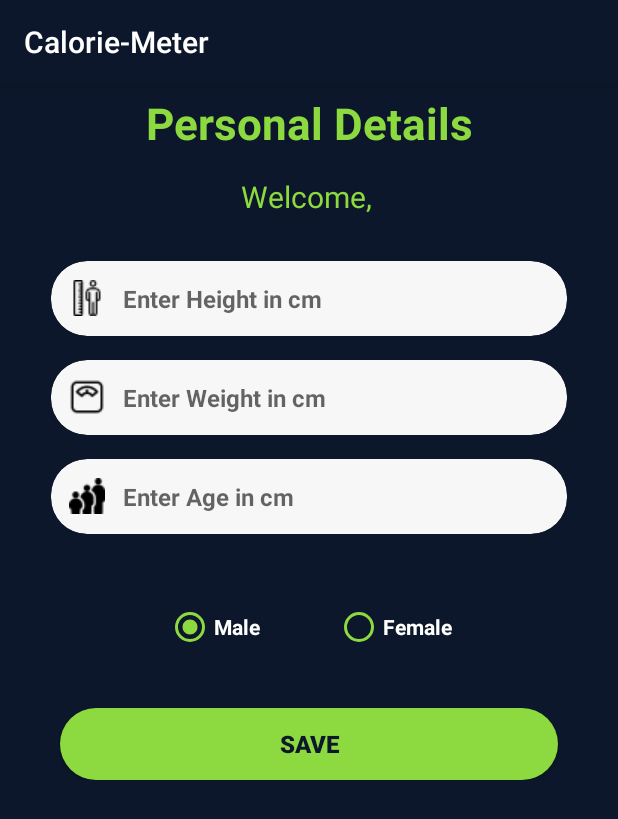
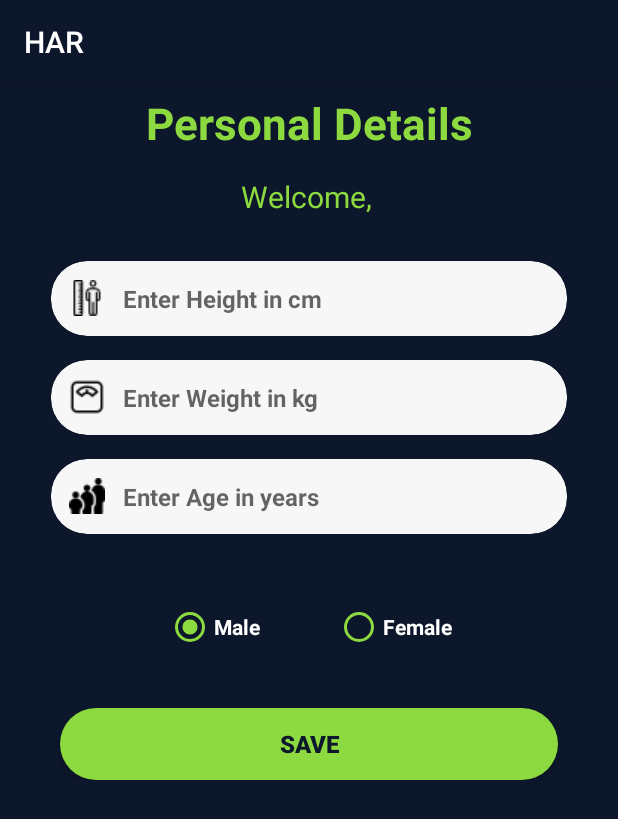
Before and after one commit to prateiku/AndroidActivityTracker, an Android app: the screen it shows after launch once a user with an empty profile is signed in (ProfileActivity), on a phone screen of 412 x 824 dp. Shown: the top 819 px of the screen. Run offline under Robolectric (Android 15) with nearby library versions, the phone set to English and light mode, and no system bars; our stand-ins replace Firebase (no records; nobody signed in at launch, a user with empty details on screens opened directly); libraries missing offline, so code that uses them is left out: org.tensorflow.contrib; 1 statement that could not run was skipped.

Commit message:
Aesthetic changes and bugfixes.

```diff
--- a/app/src/main/java/dspanah/sensor_based_har/HARClassifier.java
+++ b/app/src/main/java/dspanah/sensor_based_har/HARClassifier.java
@@ -10,7 +10,7 @@ public class HARClassifier {
         System.loadLibrary("tensorflow_inference");
     }
 
-    private TensorFlowInferenceInterface inferenceInterface;
+    private final TensorFlowInferenceInterface inferenceInterface;
     private static final String MODEL_FILE = "file:///android_asset/frozen_HAR.pb";
     private static final String INPUT_NODE = "LSTM_1_input";
     private static final String[] OUTPUT_NODES = {"Dense_2/Softmax"};
--- a/app/src/main/java/dspanah/sensor_based_har/MainActivity.java
+++ b/app/src/main/java/dspanah/sensor_based_har/MainActivity.java
@@ -22,6 +22,7 @@ import com.google.firebase.auth.FirebaseAuth;
 import com.google.firebase.auth.FirebaseUser;
 
 import java.math.BigDecimal;
+import java.math.RoundingMode;
 import java.util.ArrayList;
 import java.util.List;
 import java.util.Locale;
@@ -76,12 +77,13 @@ public class MainActivity extends AppCompatActivity implements SensorEventListen
     private float[] results;
     private HARClassifier classifier;
 
-    private String[] labels = {"Biking", "Downstairs", "Jogging", "Sitting", "Standing", "Upstairs", "Walking"};
+    private final String[] labels = {"Biking", "Downstairs", "Jogging", "Sitting", "Standing", "Upstairs", "Walking"};
     private long[]  arrytimer ={0,0,0,0,0,0,0};
     long starttime , endtime ;
     Boolean onoff = false;
     int  lastidx = -1 ;
     ImageButton startbtn;
+    private int bg_color = R.color.colorTransparent;
     @Override
     protected void onCreate(Bundle savedInstanceState) {
         super.onCreate(savedInstanceState);
@@ -92,21 +94,21 @@ public class MainActivity extends AppCompatActivity implements SensorEventListen
         gx = new ArrayList<>(); gy = new ArrayList<>(); gz = new ArrayList<>();
         ma = new ArrayList<>(); ml = new ArrayList<>(); mg = new ArrayList<>();
 
-        bikingTextView = (TextView) findViewById(R.id.biking_prob);
-        downstairsTextView = (TextView) findViewById(R.id.downstairs_prob);
-        joggingTextView = (TextView) findViewById(R.id.jogging_prob);
-        sittingTextView = (TextView) findViewById(R.id.sitting_prob);
-        standingTextView = (TextView) findViewById(R.id.standing_prob);
-        upstairsTextView = (TextView) findViewById(R.id.upstairs_prob);
-        walkingTextView = (TextView) findViewById(R.id.walking_prob);
+        bikingTextView = findViewById(R.id.biking_prob);
+        downstairsTextView = findViewById(R.id.downstairs_prob);
+        joggingTextView = findViewById(R.id.jogging_prob);
+        sittingTextView = findViewById(R.id.sitting_prob);
+        standingTextView = findViewById(R.id.standing_prob);
+        upstairsTextView = findViewById(R.id.upstairs_prob);
+        walkingTextView = findViewById(R.id.walking_prob);
 
-        bikingTableRow = (TableRow) findViewById(R.id.biking_row);
-        downstairsTableRow = (TableRow) findViewById(R.id.downstairs_row);
-        joggingTableRow = (TableRow) findViewById(R.id.jogging_row);
-        sittingTableRow = (TableRow) findViewById(R.id.sitting_row);
-        standingTableRow = (TableRow) findViewById(R.id.standing_row);
-        upstairsTableRow = (TableRow) findViewById(R.id.upstairs_row);
-        walkingTableRow = (TableRow) findViewById(R.id.walking_row);
+        bikingTableRow = findViewById(R.id.biking_row);
+        downstairsTableRow = findViewById(R.id.downstairs_row);
+        joggingTableRow = findViewById(R.id.jogging_row);
+        sittingTableRow = findViewById(R.id.sitting_row);
+        standingTableRow = findViewById(R.id.standing_row);
+        upstairsTableRow = findViewById(R.id.upstairs_row);
+        walkingTableRow = findViewById(R.id.walking_row);
 
         startbtn = findViewById(R.id.starttime_id);
         mSensorManager = (SensorManager) getSystemService(Context.SENSOR_SERVICE);
@@ -124,9 +126,7 @@ public class MainActivity extends AppCompatActivity implements SensorEventListen
 
         textToSpeech = new TextToSpeech(this, this);
         textToSpeech.setLanguage(Locale.US);
-        startbtn.setOnClickListener(new View.OnClickListener() {
-            @Override
-            public void onClick(View view) {
+        startbtn.setOnClickListener(view -> {
             if(onoff)
             {
                 startbtn.setImageDrawable(
@@ -140,14 +140,13 @@ public class MainActivity extends AppCompatActivity implements SensorEventListen
                 intent.setFlags(Intent.FLAG_ACTIVITY_NEW_TASK | Intent.FLAG_ACTIVITY_CLEAR_TASK);
                 startActivity(intent);
 
-                }else
-                    {
+            }else{
+                bg_color = R.color.colorBlue;
                 startbtn.setImageDrawable(
                         ContextCompat.getDrawable(getApplicationContext(), R.drawable.stop));
                 onoff = true;
                 starttime = System.currentTimeMillis();
               //  Toast.makeText(MainActivity.this, ""+starttime/1000, Toast.LENGTH_SHORT).show();
-                }
             }
         });
     }
@@ -272,7 +271,7 @@ public class MainActivity extends AppCompatActivity implements SensorEventListen
             }
 
             setProbabilities();
-            setRowsColor(idx);
+            setRowsColor(idx, bg_color);
 
             ax.clear(); ay.clear(); az.clear();
             lx.clear(); ly.clear(); lz.clear();
@@ -291,7 +290,7 @@ public class MainActivity extends AppCompatActivity implements SensorEventListen
         walkingTextView.setText(Float.toString(round(results[6], 2)));
     }
 
-    private void setRowsColor(int idx) {
+    private void setRowsColor(int idx, int bg_color) {
 
         bikingTableRow.setBackgroundColor(ResourcesCompat.getColor(getResources(), R.color.colorTransparent, null));
         downstairsTableRow.setBackgroundColor(ResourcesCompat.getColor(getResources(), R.color.colorTransparent, null));
@@ -308,7 +307,7 @@ public class MainActivity extends AppCompatActivity implements SensorEventListen
                lastidx = idx;
             }
 
-            bikingTableRow.setBackgroundColor(ResourcesCompat.getColor(getResources(), R.color.colorBlue, null));
+            bikingTableRow.setBackgroundColor(ResourcesCompat.getColor(getResources(), bg_color, null));
 
         }
             //bikingTextView.setBackgroundColor(Color.parseColor("#33B5E5"));
@@ -317,7 +316,7 @@ public class MainActivity extends AppCompatActivity implements SensorEventListen
                 arraytimesetup();
                 lastidx = idx;
             }
-            downstairsTableRow.setBackgroundColor(ResourcesCompat.getColor(getResources(), R.color.colorBlue, null));
+            downstairsTableRow.setBackgroundColor(ResourcesCompat.getColor(getResources(), bg_color, null));
 
         }
         else if (idx == 2){
@@ -325,14 +324,14 @@ public class MainActivity extends AppCompatActivity implements SensorEventListen
                 arraytimesetup();
                 lastidx = idx;
             }
-            joggingTableRow.setBackgroundColor(ResourcesCompat.getColor(getResources(), R.color.colorBlue, null));
+            joggingTableRow.setBackgroundColor(ResourcesCompat.getColor(getResources(), bg_color, null));
         }
         else if (idx == 3){
             if(idx!=lastidx){
                 arraytimesetup();
                 lastidx = idx;
             }
-            sittingTableRow.setBackgroundColor(ResourcesCompat.getColor(getResources(), R.color.colorBlue, null));
+            sittingTableRow.setBackgroundColor(ResourcesCompat.getColor(getResources(), bg_color, null));
 
         }
         else if (idx == 4)
@@ -341,7 +340,7 @@ public class MainActivity extends AppCompatActivity implements SensorEventListen
                 arraytimesetup();
                 lastidx = idx;
             }
-            standingTableRow.setBackgroundColor(ResourcesCompat.getColor(getResources(), R.color.colorBlue, null));
+            standingTableRow.setBackgroundColor(ResourcesCompat.getColor(getResources(), bg_color, null));
 
         }
         else if (idx == 5)
@@ -350,7 +349,7 @@ public class MainActivity extends AppCompatActivity implements SensorEventListen
                 arraytimesetup();
                 lastidx = idx;
             }
-            upstairsTableRow.setBackgroundColor(ResourcesCompat.getColor(getResources(), R.color.colorBlue, null));
+            upstairsTableRow.setBackgroundColor(ResourcesCompat.getColor(getResources(), bg_color, null));
 
         }
         else if (idx == 6)
@@ -359,7 +358,7 @@ public class MainActivity extends AppCompatActivity implements SensorEventListen
                 arraytimesetup();
                 lastidx = idx;
             }
-            walkingTableRow.setBackgroundColor(ResourcesCompat.getColor(getResources(), R.color.colorBlue, null));
+            walkingTableRow.setBackgroundColor(ResourcesCompat.getColor(getResources(), bg_color, null));
 
         }
     }
@@ -388,7 +387,7 @@ public class MainActivity extends AppCompatActivity implements SensorEventListen
 
     private static float round(float d, int decimalPlace) {
         BigDecimal bd = new BigDecimal(Float.toString(d));
-        bd = bd.setScale(decimalPlace, BigDecimal.ROUND_HALF_UP);
+        bd = bd.setScale(decimalPlace, RoundingMode.HALF_UP);
         return bd.floatValue();
     }
 
--- a/app/src/main/java/dspanah/sensor_based_har/ProfileActivity.java
+++ b/app/src/main/java/dspanah/sensor_based_har/ProfileActivity.java
@@ -35,6 +35,7 @@ import com.google.firebase.firestore.QueryDocumentSnapshot;
 import com.google.firebase.firestore.QuerySnapshot;
 
 import java.text.SimpleDateFormat;
+import java.util.Calendar;
 import java.util.Date;
 import java.util.Objects;
 
@@ -59,11 +60,12 @@ public class ProfileActivity extends AppCompatActivity {
         femalebtn = findViewById(R.id.femaleradiobtnid);
         savebtn = findViewById(R.id.savebtnid);
         welcome_text = findViewById(R.id.user_name_welcome);
-        String welcome_str = "Welcome, " + Objects.requireNonNull(FirebaseAuth.getInstance().getCurrentUser()).getDisplayName();
+        FirebaseUser user = FirebaseAuth.getInstance().getCurrentUser();
+        assert user != null;
+        final String u_name = user.getDisplayName();
+        String welcome_str = "Welcome, " + u_name;
         welcome_text.setText(welcome_str);
-        savebtn.setOnClickListener(new View.OnClickListener() {
-            @Override
-            public void onClick(View view) {
+        savebtn.setOnClickListener(view -> {
             db = FirebaseFirestore.getInstance();
             String heightinput = heightedt.getText().toString();
             String weightinput = weightedt.getText().toString();
@@ -85,27 +87,24 @@ public class ProfileActivity extends AppCompatActivity {
                     editor.putInt("Gender", 1);
                 }
                 editor.apply();
-                    FirebaseUser user = FirebaseAuth.getInstance().getCurrentUser();
-                    String user_id = user.getUid().trim();
                 CollectionReference docRef = db.collection("userBioData");
                 String Gender;
                 if (malebtn.isChecked()){Gender="Male";}else{Gender="Female";}
-                    addDataToFirestore(docRef, user_id, heightinput, weightinput, ageinput, Gender);
+                addDataToFirestore(docRef, user.getUid().trim(), u_name, heightinput, weightinput, ageinput, Gender, Calendar.getInstance().getTime());
                 Intent intent = new Intent(ProfileActivity.this, MainActivity.class);
                 intent.setFlags(Intent.FLAG_ACTIVITY_NEW_TASK | Intent.FLAG_ACTIVITY_CLEAR_TASK);
                 startActivity(intent);
             }
-            }
         });
     }
 
-    private void addDataToFirestore(CollectionReference docRef, String Uid, String Height, String Weight, String Age, String Gender) {
+    private void addDataToFirestore(CollectionReference docRef, String Uid, String Username, String Height, String Weight, String Age, String Gender, Date time_stamp) {
 
         // creating a collection reference
         // for our Firebase Firetore database.
         // adding our data to our biodata object class.
 
-        bioData biodata = new bioData(Uid, Weight, Height, Age, Gender);
+        bioData biodata = new bioData(Uid, Username, Weight, Height, Age, Gender, time_stamp);
         Log.d("RESUU", biodata.getUid());
         // below method is use to add data to Firebase Firestore.
         docRef.document(Uid)
--- a/app/src/main/java/dspanah/sensor_based_har/SignupActivity.java
+++ b/app/src/main/java/dspanah/sensor_based_har/SignupActivity.java
@@ -112,4 +112,5 @@ public class SignupActivity extends AppCompatActivity {
         });
         signin_btn.setOnClickListener(v -> startActivity(new Intent(SignupActivity.this, LoginActivity.class )));
     }
+
 }
--- a/app/src/main/res/layout/activity_signup.xml
+++ b/app/src/main/res/layout/activity_signup.xml
@@ -105,7 +105,6 @@
                             android:layout_marginRight="12dp"
                             android:background="@android:color/transparent"
                             android:drawableStart="@drawable/ic_person"
-                            android:drawableLeft="@drawable/ic_person"
                             android:drawablePadding="12dp"
                             android:hint="@string/hint_username"
                             android:imeOptions="actionNext"
@@ -178,7 +177,8 @@
                             android:imeOptions="actionNext"
                             android:inputType="textPassword"
                             android:minWidth="320dp"
-                            android:minHeight="45dp" />
+                            android:minHeight="45dp"
+                            android:autofillHints="" />
                     </com.google.android.material.textfield.TextInputLayout>
                 </androidx.cardview.widget.CardView>
 
--- a/app/src/main/res/values/strings.xml
+++ b/app/src/main/res/values/strings.xml
@@ -1,5 +1,5 @@
 <resources>
-    <string name="app_name">Calorie-Meter</string>
+    <string name="app_name">HAR</string>
     <string name="activity">Activity</string>
     <string name="probability">Probability</string>
     <string name="downstairs">Downstairs</string>
@@ -10,8 +10,8 @@
     <string name="walking">Walking</string>
     <string name="biking">Biking</string>
     <string name="heightedtid">Enter Height in cm</string>
-    <string name="weightedtid">Enter Weight in cm</string>
-    <string name="ageedtid">Enter Age in cm</string>
+    <string name="weightedtid">Enter Weight in kg</string>
+    <string name="ageedtid">Enter Age in years</string>
     <string name="maleradiobtnid">Male</string>
     <string name="femaleradiobtnid">Female</string>
     <string name="savebtnid">SAVE</string>
--- a/build.gradle
+++ b/build.gradle
@@ -7,7 +7,7 @@ buildscript {
         maven { url 'https://jitpack.io' }
     }
     dependencies {
-        classpath 'com.android.tools.build:gradle:7.2.2'
+        classpath 'com.android.tools.build:gradle:7.3.1'
         classpath 'com.google.gms:google-services:4.3.13'
 
         // NOTE: Do not place your application dependencies here; they belong
```
Also changed, not shown: app/build.gradle (+10 -9 lines), app/src/main/AndroidManifest.xml (+19 -8 lines), app/src/main/java/dspanah/sensor_based_har/ResultActivity.java (+5 -3 lines), app/src/main/java/dspanah/sensor_based_har/data/bioData.java (+22 -8 lines), app/src/main/res/layout/activity_main.xml (+8 -8 lines), 1 other file. Lines whose indentation alone changed are shown as unchanged.
